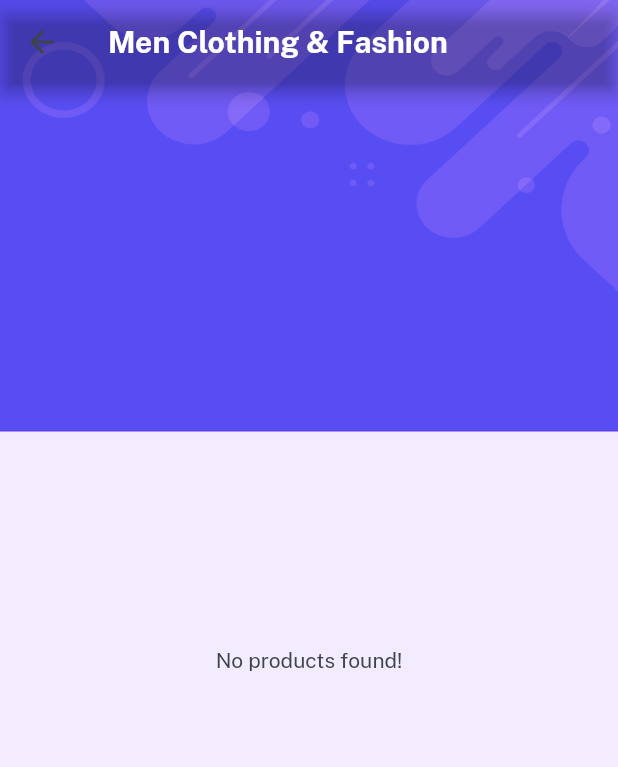
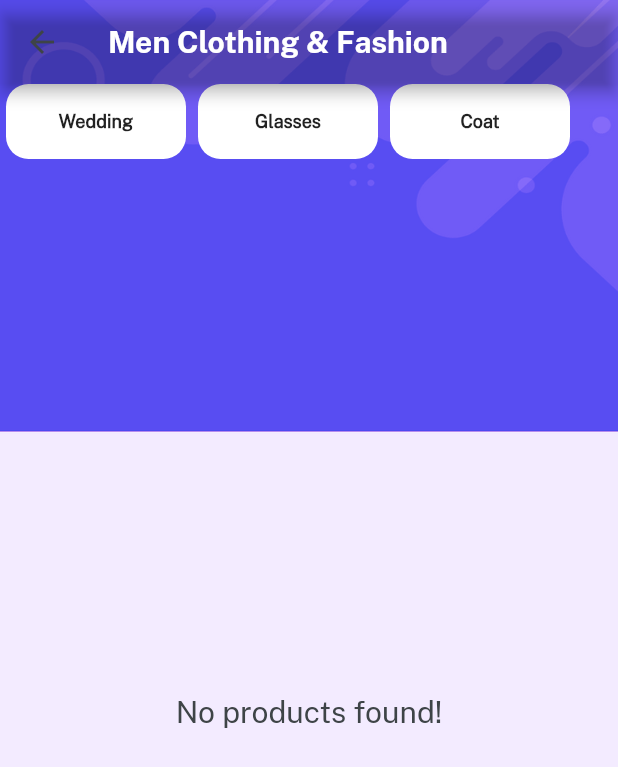
Before and after one commit to a-b-sabbir/Flutter_E-Mart_Project, a Flutter app: the CategoryScreen screen opened directly, after a tap on "Men Clothing & Fashion", on a phone screen of 412 x 824 dp. Shown: the top 767 px of the screen. Run offline on Flutter 3.47's test engine with Material 2 defaults, Android fonts, the phone set to English and light mode, and no system bars; our stand-ins replace cloud_firestore, firebase_auth, firebase_core, firebase_storage, get, image_picker and 1 more; missing offline and left inert: bottom_navigation_bar; accounts and stored records are empty.

Commit message:
App User part done

```diff
--- a/lib/services/category_model.json
+++ b/lib/services/category_model.json
@@ -6,7 +6,7 @@
     },
     {
         "name": "Men Clothing & Fashion",
-        "subcategories": ["Wedding & Event", "Glasses", "Coat"]
+        "subcategories": ["Wedding", "Glasses", "Coat"]
     },
     {
         "name": "Computer & Accessories",
--- a/lib/services/firestore_services.dart
+++ b/lib/services/firestore_services.dart
@@ -14,6 +14,13 @@ class FirestoreServices {
     return firestore
         .collection(productsCollection)
         .where('p_category', isEqualTo: category)
+        .snapshots();
+  }
+
+  static getSubCategoryProducts(title) {
+    return firestore
+        .collection(productsCollection)
+        .where('p_subcategory', isEqualTo: title)
         .snapshots();
   }
 
--- a/lib/views/category_screen/category_details.dart
+++ b/lib/views/category_screen/category_details.dart
@@ -8,38 +8,43 @@ import 'package:emart_app/widgets_common/bg_widget.dart';
 import 'package:emart_app/widgets_common/loading_indication.dart';
 import 'package:get/get.dart';
 
-class CategoryDetails extends StatelessWidget {
+class CategoryDetails extends StatefulWidget {
   final String? title;
   const CategoryDetails({required this.title, super.key});
 
   @override
+  State<CategoryDetails> createState() => _CategoryDetailsState();
+}
+
+class _CategoryDetailsState extends State<CategoryDetails> {
+  @override
+  void initState() {
+    // TODO: implement initState
+    super.initState();
+    switchCategory(widget.title);
+  }
+
+  switchCategory(title) {
+    if (controller.subcat.contains(title)) {
+      productMethod = FirestoreServices.getSubCategoryProducts(title);
+    } else {
+      productMethod = FirestoreServices.getProducts(title);
+    }
+  }
+
+  var controller = Get.find<ProductController>();
+  dynamic productMethod;
+  @override
   Widget build(BuildContext context) {
-    var controller = Get.find<ProductController>();
     return bgWidget(
       bgWidget_child: Scaffold(
           appBar: AppBar(
-            title: title!.text.fontFamily(bold).white.make(),
+            title: widget.title!.text.fontFamily(bold).white.make(),
           ),
           //title is passed in the following line
-          body: StreamBuilder(
-            stream: FirestoreServices.getProducts(title),
-            builder:
-                (BuildContext context, AsyncSnapshot<QuerySnapshot> snapshot) {
-              if (!snapshot.hasData) {
-                return Center(
-                  child: loadingIndicator(),
-                );
-              } else if (snapshot.data!.docs.isEmpty) {
-                return Center(
-                  child: "No products found!".text.color(darkFontGrey).make(),
-                );
-              } else {
-                var data = snapshot.data!.docs;
-
-                return Column(
+          body: Column(
             crossAxisAlignment: CrossAxisAlignment.start,
             children: [
-                      20.heightBox,
               SingleChildScrollView(
                 physics: BouncingScrollPhysics(),
                 scrollDirection: Axis.horizontal,
@@ -57,12 +62,34 @@ class CategoryDetails extends StatelessWidget {
                               .padding(EdgeInsets.all(15))
                               .rounded
                               .size(120, 50)
-                                  .make()),
+                              .make()
+                              .onTap(() {
+                            switchCategory('${controller.subcat[index]}');
+                            setState(() {});
+                          })),
                 ),
               ),
-                      40.heightBox,
-                      Expanded(
-                        child: Container(
+              20.heightBox,
+              StreamBuilder(
+                stream: productMethod,
+                builder: (BuildContext context,
+                    AsyncSnapshot<QuerySnapshot> snapshot) {
+                  if (!snapshot.hasData) {
+                    return Center(
+                      child: loadingIndicator(),
+                    );
+                  } else if (snapshot.data!.docs.isEmpty) {
+                    return Expanded(
+                      child: "No products found!"
+                          .text
+                          .color(darkFontGrey)
+                          .size(20)
+                          .makeCentered(),
+                    );
+                  } else {
+                    var data = snapshot.data!.docs;
+
+                    return Expanded(
                         child: GridView.builder(
                             itemCount: data.length,
                             physics: BouncingScrollPhysics(),
@@ -109,12 +136,11 @@ class CategoryDetails extends StatelessWidget {
                                     title: data[index]['p_name'],
                                     data: data[index]));
                               });
-                              }),
-                        ),
-                      ),
-                    ]);
+                            }));
                   }
                 },
+              ),
+            ],
           )),
     );
   }
```
Lines whose indentation alone changed are shown as unchanged.
